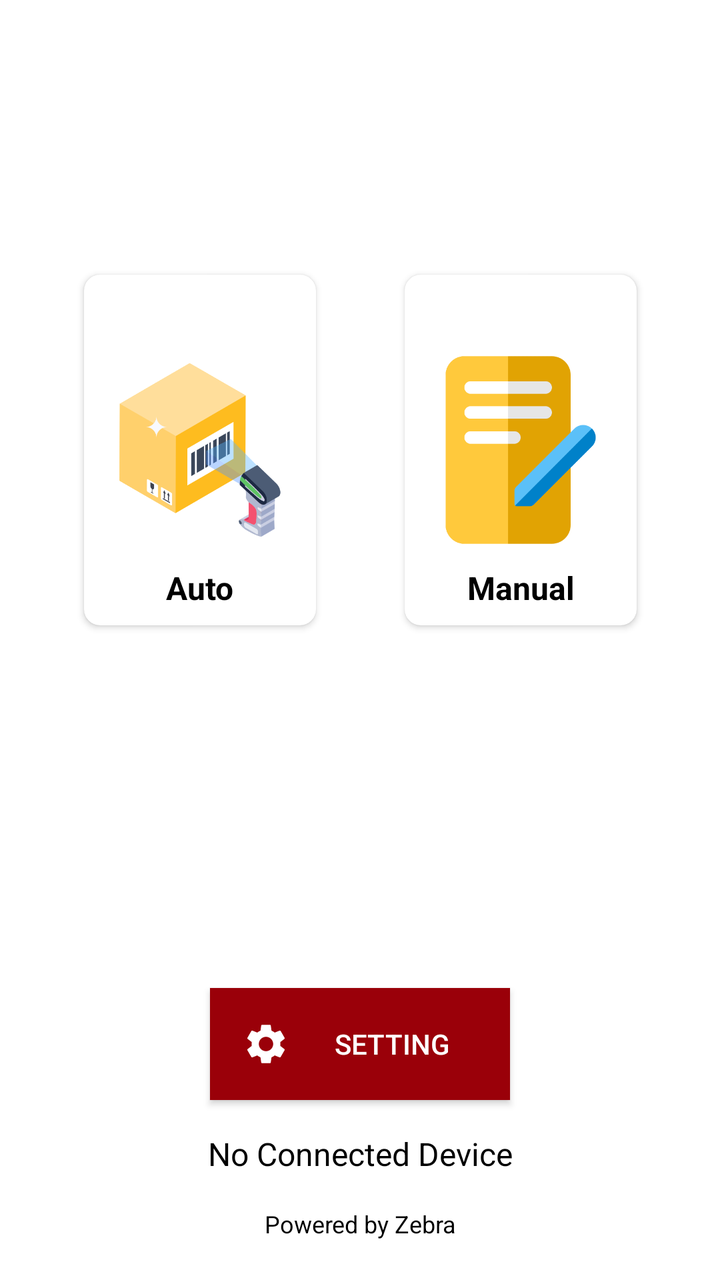
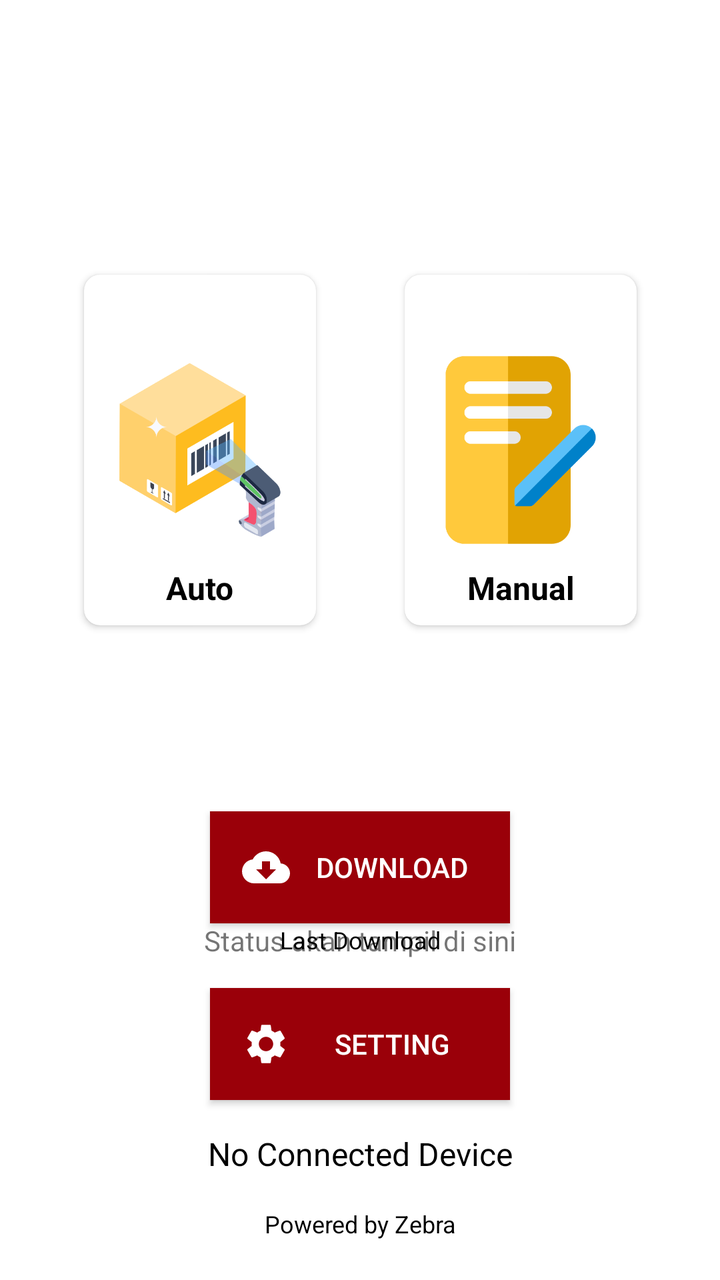

Two renders of the same Android screen: before a commit and after it. Below are the layout's source before the change and the commit's diff.
<!-- AndroidManifest.xml: application theme Theme.MAPZebraPrinter -->
<!-- res/layout/activity_main.xml -->
<?xml version="1.0" encoding="utf-8"?>
<androidx.constraintlayout.widget.ConstraintLayout xmlns:android="http://schemas.android.com/apk/res/android"
    xmlns:app="http://schemas.android.com/apk/res-auto"
    xmlns:tools="http://schemas.android.com/tools"
    android:id="@+id/main"
    android:layout_width="match_parent"
    android:layout_height="match_parent"
    android:padding="20dp"
    tools:context=".view.MainActivity">

    <View
        android:id="@+id/anchor"
        android:layout_width="1dp"
        android:layout_height="1dp"
        app:layout_constraintBottom_toBottomOf="parent"
        app:layout_constraintEnd_toEndOf="parent"
        app:layout_constraintStart_toStartOf="parent"
        app:layout_constraintTop_toTopOf="parent" />

    <androidx.cardview.widget.CardView
        android:id="@+id/cv_auto"
        android:layout_width="wrap_content"
        android:layout_height="wrap_content"
        android:layout_margin="8dp"
        android:elevation="8dp"
        app:cardCornerRadius="8dp"
        app:layout_constraintBottom_toBottomOf="@id/anchor"
        app:layout_constraintEnd_toStartOf="@id/anchor"
        app:layout_constraintStart_toStartOf="parent">

        <androidx.constraintlayout.widget.ConstraintLayout
            android:layout_width="wrap_content"
            android:layout_height="wrap_content"
            android:padding="8dp">

            <androidx.appcompat.widget.AppCompatButton
                android:id="@+id/btn_auto"
                android:layout_width="100dp"
                android:layout_height="100dp"
                android:background="@drawable/auto"
                app:layout_constraintBottom_toBottomOf="parent"
                app:layout_constraintEnd_toEndOf="parent"
                app:layout_constraintStart_toStartOf="parent"
                app:layout_constraintTop_toTopOf="parent" />

            <TextView
                android:layout_width="wrap_content"
                android:layout_height="wrap_content"
                android:layout_margin="8dp"
                android:text="@string/auto"
                android:textColor="@color/black"
                android:textSize="16sp"
                android:textStyle="bold"
                app:layout_constraintEnd_toEndOf="@id/btn_auto"
                app:layout_constraintStart_toStartOf="@id/btn_auto"
                app:layout_constraintTop_toBottomOf="@+id/btn_auto" />

        </androidx.constraintlayout.widget.ConstraintLayout>

    </androidx.cardview.widget.CardView>

    <androidx.cardview.widget.CardView
        android:id="@+id/cv_manual"
        android:layout_width="wrap_content"
        android:layout_height="wrap_content"
        android:layout_margin="8dp"
        android:elevation="8dp"
        app:cardCornerRadius="8dp"
        app:layout_constraintBottom_toBottomOf="@id/anchor"
        app:layout_constraintEnd_toEndOf="parent"
        app:layout_constraintStart_toEndOf="@id/anchor">

        <androidx.constraintlayout.widget.ConstraintLayout
            android:layout_width="wrap_content"
            android:layout_height="wrap_content"
            android:padding="8dp">

            <androidx.appcompat.widget.AppCompatButton
                android:id="@+id/btn_manual"
                android:layout_width="100dp"
                android:layout_height="100dp"
                android:background="@drawable/manual"
                app:layout_constraintBottom_toBottomOf="parent"
                app:layout_constraintEnd_toEndOf="parent"
                app:layout_constraintStart_toStartOf="parent"
                app:layout_constraintTop_toTopOf="parent" />

            <TextView
                android:layout_width="wrap_content"
                android:layout_height="wrap_content"
                android:layout_margin="8dp"
                android:text="@string/manual"
                android:textColor="@color/black"
                android:textSize="16sp"
                android:textStyle="bold"
                app:layout_constraintEnd_toEndOf="@id/btn_manual"
                app:layout_constraintStart_toStartOf="@id/btn_manual"
                app:layout_constraintTop_toBottomOf="@+id/btn_manual" />

        </androidx.constraintlayout.widget.ConstraintLayout>

    </androidx.cardview.widget.CardView>

    <androidx.appcompat.widget.AppCompatButton
        android:id="@+id/btn_setting"
        android:layout_width="150dp"
        android:layout_height="wrap_content"
        android:layout_margin="16dp"
        android:background="@color/primary_color"
        android:drawableStart="@drawable/baseline_settings_24"
        android:drawablePadding="8dp"
        android:padding="16dp"
        android:text="@string/setting"
        android:textColor="@color/white"
        app:layout_constraintBottom_toTopOf="@+id/tv_printer"
        app:layout_constraintEnd_toEndOf="parent"
        app:layout_constraintStart_toStartOf="parent" />

    <TextView
        android:id="@+id/tv_printer"
        android:layout_width="match_parent"
        android:layout_height="wrap_content"
        android:layout_margin="16dp"
        android:gravity="center"
        android:text="@string/no_connected_device"
        android:textColor="@color/black"
        android:textSize="16sp"
        app:layout_constraintBottom_toTopOf="@+id/tv_powered" />

    <TextView
        android:id="@+id/tv_powered"
        android:layout_width="match_parent"
        android:layout_height="wrap_content"
        android:gravity="center"
        android:text="@string/powered_by_zebra"
        android:textColor="@color/black"
        android:textSize="12sp"
        app:layout_constraintBottom_toBottomOf="parent" />

</androidx.constraintlayout.widget.ConstraintLayout>
<!-- resources referenced by this layout -->
<resources>
  <color name="black">#FF000000</color>
  <color name="primary_color">#9A0009</color>
  <color name="white">#FFFFFFFF</color>
  <!-- drawable auto: png bitmap (drawable, 35378 bytes) -->
  <!-- drawable baseline_settings_24 (drawable) -->
  <vector xmlns:android="http://schemas.android.com/apk/res/android" android:height="24dp" android:tint="#FFFFFF" android:viewportHeight="24" android:viewportWidth="24" android:width="24dp">
        
      <path android:fillColor="@android:color/white" android:pathData="M19.14,12.94c0.04,-0.3 0.06,-0.61 0.06,-0.94c0,-0.32 -0.02,-0.64 -0.07,-0.94l2.03,-1.58c0.18,-0.14 0.23,-0.41 0.12,-0.61l-1.92,-3.32c-0.12,-0.22 -0.37,-0.29 -0.59,-0.22l-2.39,0.96c-0.5,-0.38 -1.03,-0.7 -1.62,-0.94L14.4,2.81c-0.04,-0.24 -0.24,-0.41 -0.48,-0.41h-3.84c-0.24,0 -0.43,0.17 -0.47,0.41L9.25,5.35C8.66,5.59 8.12,5.92 7.63,6.29L5.24,5.33c-0.22,-0.08 -0.47,0 -0.59,0.22L2.74,8.87C2.62,9.08 2.66,9.34 2.86,9.48l2.03,1.58C4.84,11.36 4.8,11.69 4.8,12s0.02,0.64 0.07,0.94l-2.03,1.58c-0.18,0.14 -0.23,0.41 -0.12,0.61l1.92,3.32c0.12,0.22 0.37,0.29 0.59,0.22l2.39,-0.96c0.5,0.38 1.03,0.7 1.62,0.94l0.36,2.54c0.05,0.24 0.24,0.41 0.48,0.41h3.84c0.24,0 0.44,-0.17 0.47,-0.41l0.36,-2.54c0.59,-0.24 1.13,-0.56 1.62,-0.94l2.39,0.96c0.22,0.08 0.47,0 0.59,-0.22l1.92,-3.32c0.12,-0.22 0.07,-0.47 -0.12,-0.61L19.14,12.94zM12,15.6c-1.98,0 -3.6,-1.62 -3.6,-3.6s1.62,-3.6 3.6,-3.6s3.6,1.62 3.6,3.6S13.98,15.6 12,15.6z"/>
      
  </vector>
  <!-- drawable manual: png bitmap (drawable, 10208 bytes) -->
  <string name="auto">Auto</string>
  <string name="manual">Manual</string>
  <string name="no_connected_device">No Connected Device</string>
  <string name="powered_by_zebra">Powered by Zebra</string>
  <string name="setting">Setting</string>
  <style name="Theme.MAPZebraPrinter" parent="Theme.MaterialComponents.DayNight.DarkActionBar">
          
          <item name="colorPrimary">@color/primary_color</item>
          <item name="colorPrimaryVariant">@color/purple_700</item>
          <item name="colorOnPrimary">@color/white</item>
          
          <item name="colorSecondary">@color/teal_200</item>
          <item name="colorSecondaryVariant">@color/teal_700</item>
          <item name="colorOnSecondary">@color/black</item>
          
          <item name="android:statusBarColor">?attr/colorPrimaryVariant</item>
          
      </style>
  <color name="purple_700">#FF3700B3</color>
  <color name="teal_200">#FF03DAC5</color>
  <color name="teal_700">#FF018786</color>
</resources>

<!-- the commit's change to res/layout/activity_main.xml (unified diff, before → after) -->
@@ -102,6 +102,31 @@
     </androidx.cardview.widget.CardView>
 
     <androidx.appcompat.widget.AppCompatButton
+        android:id="@+id/btn_download"
+        android:layout_width="150dp"
+        android:layout_height="wrap_content"
+        android:background="@color/primary_color"
+        android:drawableStart="@drawable/baseline_cloud_download_24"
+        android:drawablePadding="8dp"
+        android:padding="16dp"
+        android:text="@string/download"
+        android:textColor="@color/white"
+        app:layout_constraintBottom_toTopOf="@+id/tv_last_download"
+        app:layout_constraintEnd_toEndOf="parent"
+        app:layout_constraintStart_toStartOf="parent" />
+
+    <TextView
+        android:id="@+id/tv_last_download"
+        android:layout_width="match_parent"
+        android:layout_height="wrap_content"
+        android:layout_marginBottom="16dp"
+        android:gravity="center"
+        android:text="@string/last_sync"
+        android:textColor="@color/black"
+        android:textSize="12sp"
+        app:layout_constraintBottom_toTopOf="@+id/btn_setting" />
+
+    <androidx.appcompat.widget.AppCompatButton
         android:id="@+id/btn_setting"
         android:layout_width="150dp"
         android:layout_height="wrap_content"
@@ -137,4 +162,24 @@
         android:textSize="12sp"
         app:layout_constraintBottom_toBottomOf="parent" />
 
+    <ProgressBar
+        android:id="@+id/progressBar"
+        android:layout_width="wrap_content"
+        android:layout_height="wrap_content"
+        android:visibility="gone"
+        app:layout_constraintBottom_toBottomOf="parent"
+        app:layout_constraintEnd_toEndOf="parent"
+        app:layout_constraintStart_toStartOf="parent"
+        app:layout_constraintTop_toTopOf="parent" />
+
+    <TextView
+        android:id="@+id/statusText"
+        android:layout_width="wrap_content"
+        android:layout_height="wrap_content"
+        android:text="Status akan tampil di sini"
+        app:layout_constraintBottom_toBottomOf="parent"
+        app:layout_constraintEnd_toEndOf="parent"
+        app:layout_constraintStart_toStartOf="parent"
+        app:layout_constraintTop_toBottomOf="@+id/progressBar" />
+
 </androidx.constraintlayout.widget.ConstraintLayout>
<!-- resource entries referenced after the edit -->
@@ -4,6 +4,12 @@
   <color name="primary_color">#9A0009</color>
   <color name="white">#FFFFFFFF</color>
   <!-- drawable auto: png bitmap (drawable, 35378 bytes) -->
+  <!-- drawable baseline_cloud_download_24 (drawable) -->
+  <vector xmlns:android="http://schemas.android.com/apk/res/android" android:height="24dp" android:tint="#FFFFFF" android:viewportHeight="24" android:viewportWidth="24" android:width="24dp">
+        
+      <path android:fillColor="@android:color/white" android:pathData="M19.35,10.04C18.67,6.59 15.64,4 12,4 9.11,4 6.6,5.64 5.35,8.04 2.34,8.36 0,10.91 0,14c0,3.31 2.69,6 6,6h13c2.76,0 5,-2.24 5,-5 0,-2.64 -2.05,-4.78 -4.65,-4.96zM17,13l-5,5 -5,-5h3V9h4v4h3z"/>
+      
+  </vector>
   <!-- drawable baseline_settings_24 (drawable) -->
   <vector xmlns:android="http://schemas.android.com/apk/res/android" android:height="24dp" android:tint="#FFFFFF" android:viewportHeight="24" android:viewportWidth="24" android:width="24dp">
         
@@ -12,6 +18,8 @@
   </vector>
   <!-- drawable manual: png bitmap (drawable, 10208 bytes) -->
   <string name="auto">Auto</string>
+  <string name="download">Download</string>
+  <string name="last_sync">Last Download</string>
   <string name="manual">Manual</string>
   <string name="no_connected_device">No Connected Device</string>
   <string name="powered_by_zebra">Powered by Zebra</string>
